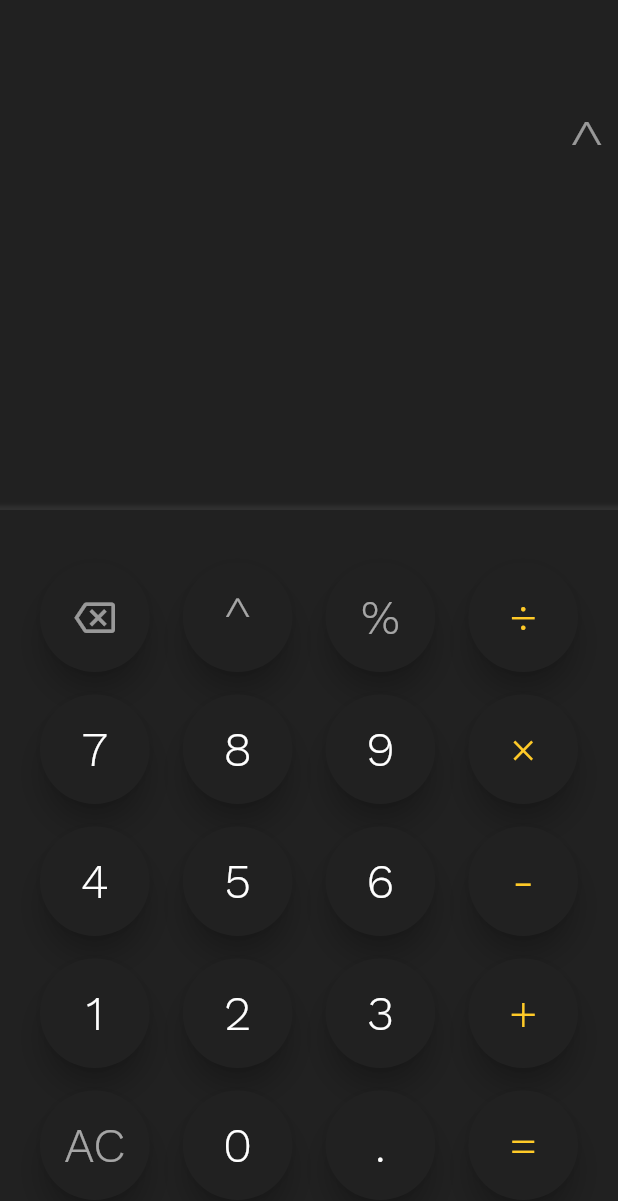
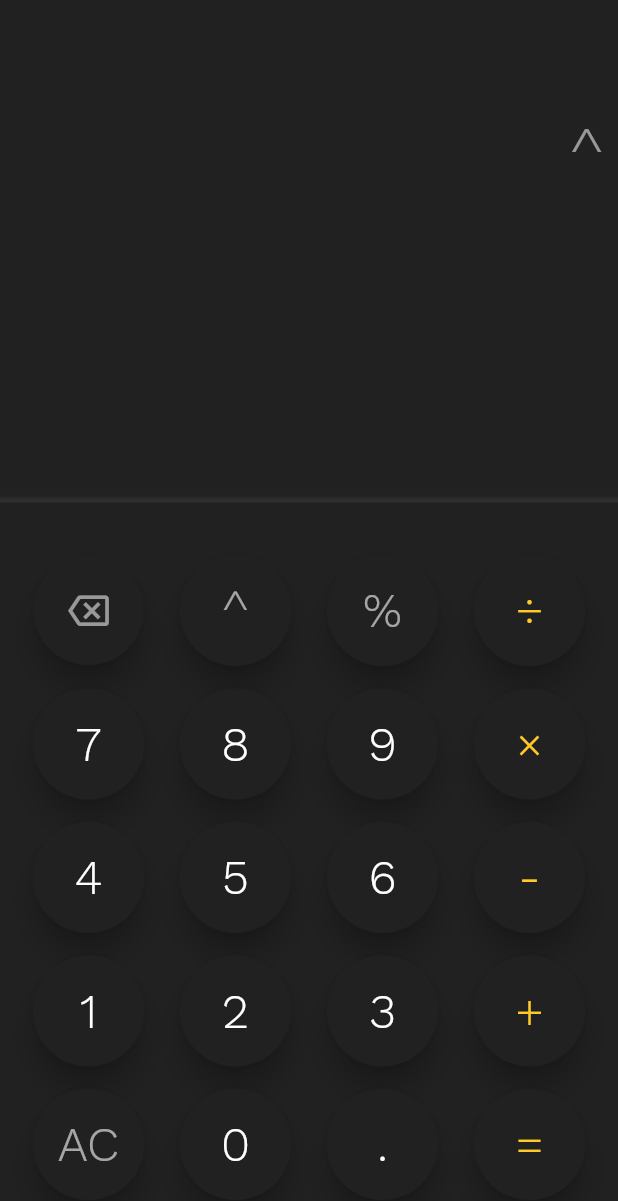
Before and after one commit to hannaaah/Calculator-_app, a Flutter app: the screen it shows after launch, after a tap on an icon or button, on a phone screen of 412 x 824 dp. Shown: the top 1201 px of the screen. Run offline on Flutter 3.47's test engine with Material 2 defaults, Android fonts, the phone set to English and light mode, and no system bars.

Commit message:
Updated size of result and input expression

```diff
--- a/lib/myapp.dart
+++ b/lib/myapp.dart
@@ -19,7 +19,7 @@ class _MyAppState extends State<MyApp> {
   String B = "";
   double a, b;
   bool equalpressed = false;
-  double ressize = 35;
+  double ressize = 33;
   double expsize = 40;
   Color expcolor = Colors.white54;
   Color rescolor = Colors.white24;
@@ -48,14 +48,14 @@ class _MyAppState extends State<MyApp> {
       B = "";
       a = null;
       equalpressed = false;
-      ressize = 35;
+      ressize = 33;
       expsize = 40;
       rescolor = Colors.white24;
       expcolor = Colors.white54;
     } else if (text == "=") {
       res = resCal(a, b, op);
       ressize = 63;
-      expsize = 35;
+      expsize = 34;
       rescolor = Colors.white60;
       expcolor = Colors.white38;
       B = "";
@@ -75,7 +75,7 @@ class _MyAppState extends State<MyApp> {
         val += text;
       B = "";
       equalpressed = false;
-      ressize = 35;
+      ressize = 33;
       expsize = 40;
       rescolor = Colors.white24;
       expcolor = Colors.white54;
@@ -116,7 +116,7 @@ class _MyAppState extends State<MyApp> {
       shape: CircleBorder(),
       color: Colors.grey[900],
       splashColor: Colors.black26,
-      padding: EdgeInsets.all(17.5),
+      padding: EdgeInsets.all(18),
       elevation: 8,
     );
   }
@@ -127,7 +127,7 @@ class _MyAppState extends State<MyApp> {
       backgroundColor: Colors.grey[900],
       body: Padding(
         padding: EdgeInsets.only(
-          top: 13,
+          top: 15,
         ),
         child: Column(
           crossAxisAlignment: CrossAxisAlignment.stretch,
@@ -136,7 +136,7 @@ class _MyAppState extends State<MyApp> {
             Padding(
               padding: EdgeInsets.only(right: 10, left: 8),
               child: Container(
-                height: 246,
+                height: 236,
                 child: SingleChildScrollView(
                   child: Column(
                       crossAxisAlignment: CrossAxisAlignment.stretch,
@@ -166,7 +166,7 @@ class _MyAppState extends State<MyApp> {
             ),
             Container(
                 padding:
-                    EdgeInsets.only(top: 35, bottom: 24, left: 12, right: 12),
+                    EdgeInsets.only(top: 35, bottom: 24, left: 5, right: 5),
                 decoration: BoxDecoration(
                   boxShadow: [
                     BoxShadow(
```
